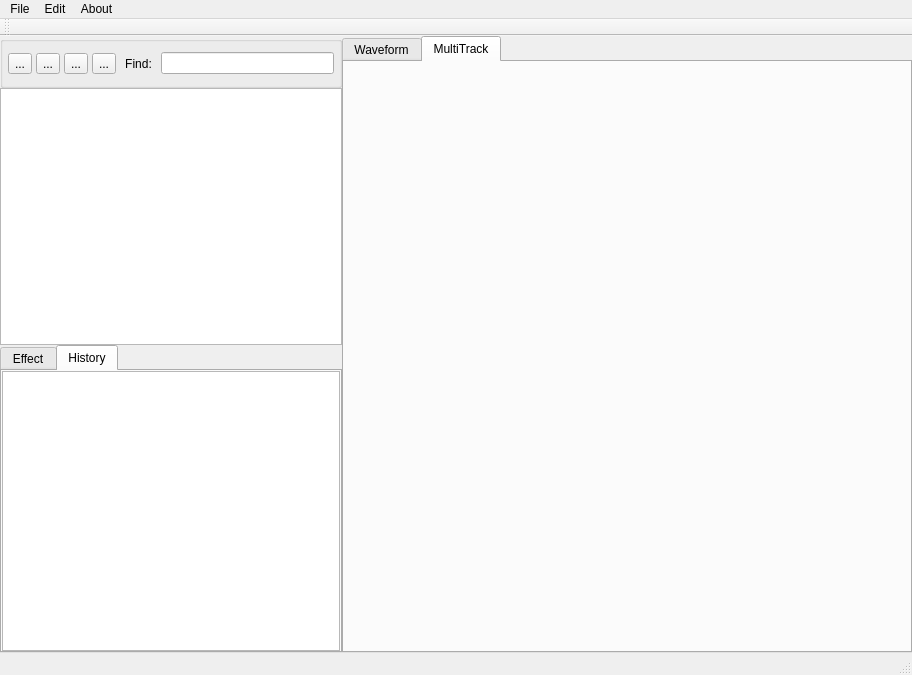
This is mainwindowForm.ui in TravisCao/MusicMonster as Qt 5 draws it before an edit. The edited form follows.
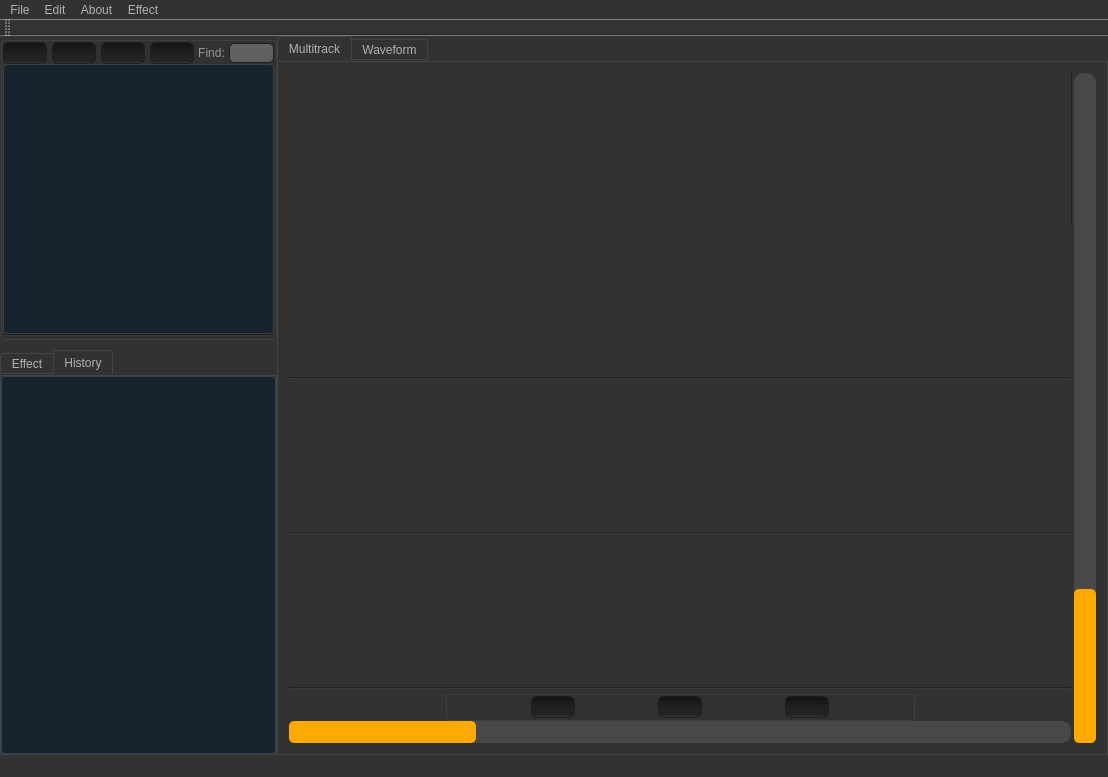
This is the edited form. The open tabs and pages were chosen to show the change. Icons and pictures are not drawn.

```diff
--- a/mainwindowForm.ui
+++ b/mainwindowForm.ui
@@ -6,18 +6,557 @@
    <rect>
     <x>0</x>
     <y>0</y>
-    <width>912</width>
-    <height>675</height>
+    <width>1108</width>
+    <height>777</height>
    </rect>
   </property>
   <property name="windowTitle">
-   <string>MainWindow</string>
+   <string>MusicMonster</string>
+  </property>
+  <property name="whatsThis">
+   <string>&lt;html&gt;&lt;head/&gt;&lt;body&gt;&lt;p&gt;This MusicMonster&lt;/p&gt;&lt;p&gt;&lt;br/&gt;&lt;/p&gt;&lt;/body&gt;&lt;/html&gt;</string>
+  </property>
+  <property name="styleSheet">
+   <string notr="true">QToolTip
+{
+     border: 1px solid black;
+     background-color: #ffa02f;
+     padding: 1px;
+     border-radius: 3px;
+     opacity: 100;
+}
+
+QWidget
+{
+    color: #b1b1b1;
+    background-color: #323232;
+}
+
+QWidget:item:hover
+{
+    background-color: QLinearGradient( x1: 0, y1: 0, x2: 0, y2: 1, stop: 0 #ffa02f, stop: 1 #ca0619);
+    color: #000000;
+}
+
+QWidget:item:selected
+{
+    background-color: QLinearGradient( x1: 0, y1: 0, x2: 0, y2: 1, stop: 0 #ffa02f, stop: 1 #d7801a);
+}
+
+QMenuBar::item
+{
+    background: transparent;
+}
+
+QMenuBar::item:selected
+{
+    background: transparent;
+    border: 1px solid #ffaa00;
+}
+
+QMenuBar::item:pressed
+{
+    background: #444;
+    border: 1px solid #000;
+    background-color: QLinearGradient(
+        x1:0, y1:0,
+        x2:0, y2:1,
+        stop:1 #212121,
+        stop:0.4 #343434/*,
+        stop:0.2 #343434,
+        stop:0.1 #ffaa00*/
+    );
+    margin-bottom:-1px;
+    padding-bottom:1px;
+}
+
+QMenu
+{
+    border: 1px solid #000;
+}
+
+QMenu::item
+{
+    padding: 2px 20px 2px 20px;
+}
+
+QMenu::item:selected
+{
+    color: #000000;
+}
+
+QWidget:disabled
+{
+    color: #404040;
+    background-color: #323232;
+}
+
+QAbstractItemView
+{
+    background-color: QLinearGradient( x1: 0, y1: 0, x2: 0, y2: 1, stop: 0 #4d4d4d, stop: 0.1 #646464, stop: 1 #5d5d5d);
+}
+
+QWidget:focus
+{
+    /*border: 2px solid QLinearGradient( x1: 0, y1: 0, x2: 0, y2: 1, stop: 0 #ffa02f, stop: 1 #d7801a);*/
+}
+
+QLineEdit
+{
+    background-color: QLinearGradient( x1: 0, y1: 0, x2: 0, y2: 1, stop: 0 #4d4d4d, stop: 0 #646464, stop: 1 #5d5d5d);
+    padding: 1px;
+    border-style: solid;
+    border: 1px solid #1e1e1e;
+    border-radius: 5;
+}
+
+QPushButton
+{
+    color: #b1b1b1;
+    background-color: QLinearGradient( x1: 0, y1: 0, x2: 0, y2: 1, stop: 0 #161616, stop: 0.1 #151515, stop: 0.5 #212121, stop: 0.9 rgb(35,35,35), stop: 1 #464646);
+    border-width: 1px;
+    border-color: #1e1e1e;
+    border-style: solid;
+    border-radius: 6;
+    padding: 3px;
+    font-size: 12px;
+    padding-left: 5px;
+    padding-right: 5px;
+}
+
+QPushButton:pressed
+{
+    background-color: QLinearGradient( x1: 0, y1: 0, x2: 0, y2: 1, stop: 0 #2d2d2d, stop: 0.1 #2b2b2b, stop: 0.5 #292929, stop: 0.9 #282828, stop: 1 #252525);
+}
+
+QComboBox
+{
+    selection-background-color: #ffaa00;
+    background-color: QLinearGradient( x1: 0, y1: 0, x2: 0, y2: 1, stop: 0 #565656, stop: 0.1 #525252, stop: 0.5 #4e4e4e, stop: 0.9 #4a4a4a, stop: 1 #464646);
+    border-style: solid;
+    border: 1px solid #1e1e1e;
+    border-radius: 5;
+}
+
+QComboBox:hover,QPushButton:hover
+{
+    border: 2px solid QLinearGradient( x1: 0, y1: 0, x2: 0, y2: 1, stop: 0 #ffa02f, stop: 1 #d7801a);
+}
+
+
+QComboBox:on
+{
+    padding-top: 3px;
+    padding-left: 4px;
+    background-color: QLinearGradient( x1: 0, y1: 0, x2: 0, y2: 1, stop: 0 #2d2d2d, stop: 0.1 #2b2b2b, stop: 0.5 #292929, stop: 0.9 #282828, stop: 1 #252525);
+    selection-background-color: #ffaa00;
+}
+
+QComboBox QAbstractItemView
+{
+    border: 2px solid darkgray;
+    selection-background-color: QLinearGradient( x1: 0, y1: 0, x2: 0, y2: 1, stop: 0 #ffa02f, stop: 1 #d7801a);
+}
+
+QComboBox::drop-down
+{
+     subcontrol-origin: padding;
+     subcontrol-position: top right;
+     width: 15px;
+
+     border-left-width: 0px;
+     border-left-color: darkgray;
+     border-left-style: solid; /* just a single line */
+     border-top-right-radius: 3px; /* same radius as the QComboBox */
+     border-bottom-right-radius: 3px;
+ }
+
+QComboBox::down-arrow
+{
+     image: url(:/down_arrow.png);
+}
+
+QGroupBox:focus
+{
+border: 2px solid QLinearGradient( x1: 0, y1: 0, x2: 0, y2: 1, stop: 0 #ffa02f, stop: 1 #d7801a);
+}
+
+QTextEdit:focus
+{
+    border: 2ox solid QLinearGradient( x1: 0, y1: 0, x2: 0, y2: 1, stop: 0 #ffa02f, stop: 1 #d7801a);
+}
+
+QScrollBar:horizontal {
+     border: 1px solid #222222;
+     background: QLinearGradient( x1: 0, y1: 0, x2: 0, y2: 1, stop: 0.0 #121212, stop: 0.2 #282828, stop: 1 #484848);
+     height: 7px;
+     margin: 0px 16px 0 16px;
+}
+
+QScrollBar::handle:horizontal
+{
+      background: QLinearGradient( x1: 0, y1: 0, x2: 1, y2: 0, stop: 0 #ffa02f, stop: 0.5 #d7801a, stop: 1 #ffa02f);
+      min-height: 20px;
+      border-radius: 2px;
+}
+
+QScrollBar::add-line:horizontal {
+      border: 1px solid #1b1b19;
+      border-radius: 2px;
+      background: QLinearGradient( x1: 0, y1: 0, x2: 1, y2: 0, stop: 0 #ffa02f, stop: 1 #d7801a);
+      width: 14px;
+      subcontrol-position: right;
+      subcontrol-origin: margin;
+}
+
+QScrollBar::sub-line:horizontal {
+      border: 1px solid #1b1b19;
+      border-radius: 2px;
+      background: QLinearGradient( x1: 0, y1: 0, x2: 1, y2: 0, stop: 0 #ffa02f, stop: 1 #d7801a);
+      width: 14px;
+     subcontrol-position: left;
+     subcontrol-origin: margin;
+}
+
+QScrollBar::right-arrow:horizontal, QScrollBar::left-arrow:horizontal
+{
+      border: 1px solid black;
+      width: 1px;
+      height: 1px;
+      background: white;
+}
+
+QScrollBar::add-page:horizontal, QScrollBar::sub-page:horizontal
+{
+      background: none;
+}
+
+QScrollBar:vertical
+{
+      background: QLinearGradient( x1: 0, y1: 0, x2: 1, y2: 0, stop: 0.0 #121212, stop: 0.2 #282828, stop: 1 #484848);
+      width: 7px;
+      margin: 16px 0 16px 0;
+      border: 1px solid #222222;
+}
+
+QScrollBar::handle:vertical
+{
+      background: QLinearGradient( x1: 0, y1: 0, x2: 0, y2: 1, stop: 0 #ffa02f, stop: 0.5 #d7801a, stop: 1 #ffa02f);
+      min-height: 20px;
+      border-radius: 2px;
+}
+
+QScrollBar::add-line:vertical
+{
+      border: 1px solid #1b1b19;
+      border-radius: 2px;
+      background: QLinearGradient( x1: 0, y1: 0, x2: 0, y2: 1, stop: 0 #ffa02f, stop: 1 #d7801a);
+      height: 14px;
+      subcontrol-position: bottom;
+      subcontrol-origin: margin;
+}
+
+QScrollBar::sub-line:vertical
+{
+      border: 1px solid #1b1b19;
+      border-radius: 2px;
+      background: QLinearGradient( x1: 0, y1: 0, x2: 0, y2: 1, stop: 0 #d7801a, stop: 1 #ffa02f);
+      height: 14px;
+      subcontrol-position: top;
+      subcontrol-origin: margin;
+}
+
+QScrollBar::up-arrow:vertical, QScrollBar::down-arrow:vertical
+{
+      border: 1px solid black;
+      width: 1px;
+      height: 1px;
+      background: white;
+}
+
+
+QScrollBar::add-page:vertical, QScrollBar::sub-page:vertical
+{
+      background: none;
+}
+
+QTextEdit
+{
+    background-color: #242424;
+}
+
+QPlainTextEdit
+{
+    background-color: #242424;
+}
+
+QHeaderView::section
+{
+    background-color: QLinearGradient(x1:0, y1:0, x2:0, y2:1, stop:0 #616161, stop: 0.5 #505050, stop: 0.6 #434343, stop:1 #656565);
+    color: white;
+    padding-left: 4px;
+    border: 1px solid #6c6c6c;
+}
+
+QCheckBox:disabled
+{
+color: #414141;
+}
+
+QDockWidget::title
+{
+    text-align: center;
+    spacing: 3px; /* spacing between items in the tool bar */
+    background-color: QLinearGradient(x1:0, y1:0, x2:0, y2:1, stop:0 #323232, stop: 0.5 #242424, stop:1 #323232);
+}
+
+QDockWidget::close-button, QDockWidget::float-button
+{
+    text-align: center;
+    spacing: 1px; /* spacing between items in the tool bar */
+    background-color: QLinearGradient(x1:0, y1:0, x2:0, y2:1, stop:0 #323232, stop: 0.5 #242424, stop:1 #323232);
+}
+
+QDockWidget::close-button:hover, QDockWidget::float-button:hover
+{
+    background: #242424;
+}
+
+QDockWidget::close-button:pressed, QDockWidget::float-button:pressed
+{
+    padding: 1px -1px -1px 1px;
+}
+
+QMainWindow::separator
+{
+    background-color: QLinearGradient(x1:0, y1:0, x2:0, y2:1, stop:0 rgb(35,35,35) , stop: 0.5 rgb(35,35,35), stop: 0.6 rgb(35,35,35), stop:1 rgb(35,35,35));
+    color: white;
+    padding-left: 4px;
+    border: 1px solid #4c4c4c;
+    spacing: 3px; /* spacing between items in the tool bar */
+}
+
+QMainWindow::separator:hover
+{
+
+    background-color: QLinearGradient(x1:0, y1:0, x2:0, y2:1, stop:0 rgb(35,35,35), stop:0.5 rgb(35,35,35) stop:1 rgb(35,35,35));
+    color: white;
+    padding-left: 4px;
+    border: 1px solid #6c6c6c;
+    spacing: 3px; /* spacing between items in the tool bar */
+}
+
+QToolBar::handle
+{
+     spacing: 3px; /* spacing between items in the tool bar */
+     background: url(:/images/handle.png);
+}
+
+QMenu::separator
+{
+    height: 2px;
+    background-color: QLinearGradient(x1:0, y1:0, x2:0, y2:1, stop:0 #161616, stop: 0.5 #151515, stop: 0.6 #212121, stop:1 #343434);
+    color: white;
+    padding-left: 4px;
+    margin-left: 10px;
+    margin-right: 5px;
+}
+
+QTabBar::tab {
+    color: #b1b1b1;
+    border: 1px solid #444;
+    border-bottom-style: none;
+    background-color: #323232;
+    padding-left: 10px;
+    padding-right: 10px;
+    padding-top: 3px;
+    padding-bottom: 2px;
+    margin-right: -1px;
+}
+
+QTabWidget::pane {
+    border: 1px solid #444;
+    top: 1px;
+}
+
+QTabBar::tab:last
+{
+    margin-right: 0; /* the last selected tab has nothing to overlap with on the right */
+    border-top-right-radius: 3px;
+}
+
+QTabBar::tab:first:!selected
+{
+ margin-left: 0px; /* the last selected tab has nothing to overlap with on the right */
+
+
+    border-top-left-radius: 3px;
+}
+
+QTabBar::tab:!selected
+{
+    color: #b1b1b1;
+    border-bottom-style: solid;
+    margin-top: 3px;
+    background-color: QLinearGradient(x1:0, y1:0, x2:0, y2:1, stop:1 #212121, stop:.4 #343434);
+}
+
+QTabBar::tab:selected
+{
+    border-top-left-radius: 3px;
+    border-top-right-radius: 3px;
+    margin-bottom: 0px;
+}
+
+QTabBar::tab:!selected:hover
+{
+    /*border-top: 2px solid #ffaa00;
+    padding-bottom: 3px;*/
+    border-top-left-radius: 3px;
+    border-top-right-radius: 3px;
+    background-color: QLinearGradient(x1:0, y1:0, x2:0, y2:1, stop:1 #212121, stop:0.4 #343434, stop:0.2 #343434, stop:0.1 #ffaa00);
+}
+
+QRadioButton::indicator:checked, QRadioButton::indicator:unchecked{
+    color: #b1b1b1;
+    background-color: #323232;
+    border: 1px solid #b1b1b1;
+    border-radius: 6px;
+}
+
+QRadioButton::indicator:checked
+{
+    background-color: qradialgradient(
+        cx: 0.5, cy: 0.5,
+        fx: 0.5, fy: 0.5,
+        radius: 1.0,
+        stop: 0.25 #ffaa00,
+        stop: 0.3 #323232
+    );
+}
+
+QCheckBox::indicator{
+    color: #b1b1b1;
+    background-color: #323232;
+    border: 1px solid #b1b1b1;
+    width: 9px;
+    height: 9px;
+}
+
+QRadioButton::indicator
+{
+    border-radius: 6px;
+}
+
+QRadioButton::indicator:hover, QCheckBox::indicator:hover
+{
+    border: 1px solid #ffaa00;
+}
+
+QCheckBox::indicator:checked
+{
+    image:url(:/images/checkbox.png);
+}
+
+QCheckBox::indicator:disabled, QRadioButton::indicator:disabled
+{
+    border: 1px solid #444;
+}
+
+QLine
+{
+  color: rgb(158, 158, 158)
+}
+
+QProgressBar {
+  color: rgb(240, 240, 240);
+  border-width: 1px; 
+  border-radius: 10px;
+  border-color: rgb(58, 58, 58);
+  background-color:#484848;
+}
+QProgressBar::chunk {
+  background-color:#ffaa00;
+  border-radius: 5px;
+}
+
+QTreeView,
+QListView,
+QTableView,
+QColumnView {
+  background-color: #19232D;
+  border: 1px solid #32414B;
+  color: #F0F0F0;
+  gridline-color: #32414B;
+  border-radius: 4px;
+}
+
+QTreeView:disabled,
+QListView:disabled,
+QTableView:disabled,
+QColumnView:disabled {
+  background-color: #19232D;
+  color: #787878;
+}
+
+QTreeView:selected,
+QListView:selected,
+QTableView:selected,
+QColumnView:selected {
+  background: #1464A0;
+  color: #32414B;
+}
+
+QTreeView::hover,
+QListView::hover,
+QTableView::hover,
+QColumnView::hover {
+  background-color: #19232D;
+  border: 1px solid #148CD2;
+}
+
+QTreeView::item:pressed,
+QListView::item:pressed,
+QTableView::item:pressed,
+QColumnView::item:pressed {
+  background-color: #1464A0;
+}
+
+QTreeView::item:selected:hover,
+QListView::item:selected:hover,
+QTableView::item:selected:hover,
+QColumnView::item:selected:hover {
+  background: #1464A0;
+  color: #19232D;
+}
+
+QTreeView::item:selected:active,
+QListView::item:selected:active,
+QTableView::item:selected:active,
+QColumnView::item:selected:active {
+  background-color: #1464A0;
+}
+
+QTreeView::item:!selected:hover,
+QListView::item:!selected:hover,
+QTableView::item:!selected:hover,
+QColumnView::item:!selected:hover {
+  outline: 0;
+  color: #148CD2;
+  background-color: #32414B;
+}
+
+QTableCornerButton::section {
+  background-color: #19232D;
+  border: 1px transparent #32414B;
+  border-radius: 0px;
+}</string>
   </property>
   <property name="tabShape">
    <enum>QTabWidget::Rounded</enum>
   </property>
   <widget class="QWidget" name="centralWidget">
-   <layout class="QHBoxLayout" name="horizontalLayout_2" stretch="3,5">
+   <layout class="QHBoxLayout" name="horizontalLayout_2" stretch="1,3">
     <property name="spacing">
      <number>0</number>
     </property>
@@ -49,15 +588,18 @@
         <number>0</number>
        </property>
        <item>
-        <layout class="QVBoxLayout" name="verticalLayout_2" stretch="1,1">
+        <layout class="QVBoxLayout" name="verticalLayout_2" stretch="3,4">
          <property name="spacing">
-          <number>0</number>
+          <number>10</number>
          </property>
          <item>
           <widget class="QWidget" name="widget" native="true">
-           <layout class="QVBoxLayout" name="verticalLayout" stretch="1,5">
+           <property name="autoFillBackground">
+            <bool>false</bool>
+           </property>
+           <layout class="QVBoxLayout" name="verticalLayout">
             <property name="spacing">
-             <number>0</number>
+             <number>10</number>
             </property>
             <property name="leftMargin">
              <number>0</number>
@@ -82,10 +624,7 @@
               <property name="checkable">
                <bool>false</bool>
               </property>
-              <layout class="QHBoxLayout" name="horizontalLayout_6">
-               <property name="spacing">
-                <number>1</number>
-               </property>
+              <layout class="QVBoxLayout" name="verticalLayout_7">
                <property name="leftMargin">
                 <number>0</number>
                </property>
@@ -99,87 +638,150 @@
                 <number>0</number>
                </property>
                <item>
-                <layout class="QHBoxLayout" name="horizontalLayout_5" stretch="5,1,5">
-                 <property name="spacing">
-                  <number>5</number>
-                 </property>
-                 <property name="leftMargin">
-                  <number>5</number>
-                 </property>
-                 <property name="rightMargin">
-                  <number>5</number>
-                 </property>
+                <layout class="QVBoxLayout" name="verticalLayout_6">
                  <item>
-                  <layout class="QHBoxLayout" name="horizontalLayout">
+                  <layout class="QHBoxLayout" name="horizontalLayout_5" stretch="3,1,3">
                    <property name="spacing">
                     <number>4</number>
                    </property>
                    <item>
-                    <widget class="QToolButton" name="newButton">
-                     <property name="text">
-                      <string>...</string>
+                    <layout class="QHBoxLayout" name="horizontalLayout">
+                     <property name="spacing">
+                      <number>5</number>
                      </property>
-                    </widget>
+                     <item>
+                      <widget class="QPushButton" name="pushButton">
+                       <property name="sizePolicy">
+                        <sizepolicy hsizetype="MinimumExpanding" vsizetype="Fixed">
+                         <horstretch>0</horstretch>
+                         <verstretch>0</verstretch>
+                        </sizepolicy>
+                       </property>
+                       <property name="text">
+                        <string/>
+                       </property>
+                       <property name="icon">
+                        <iconset resource="images.qrc">
+                         <normaloff>:/icon/openFile.jpg</normaloff>:/icon/openFile.jpg</iconset>
+                       </property>
+                      </widget>
+                     </item>
+                     <item>
+                      <widget class="QPushButton" name="pushButton_2">
+                       <property name="sizePolicy">
+                        <sizepolicy hsizetype="Fixed" vsizetype="Fixed">
+                         <horstretch>1</horstretch>
+                         <verstretch>0</verstretch>
+                        </sizepolicy>
+                       </property>
+                       <property name="styleSheet">
+                        <string notr="true"/>
+                       </property>
+                       <property name="text">
+                        <string notr="true"/>
+                       </property>
+                       <property name="icon">
+                        <iconset resource="images.qrc">
+                         <normaloff>:/icon/newFile.jpg</normaloff>:/icon/newFile.jpg</iconset>
+                       </property>
+                      </widget>
+                     </item>
+                     <item>
+                      <widget class="QPushButton" name="pushButton_3">
+                       <property name="text">
+                        <string/>
+                       </property>
+                       <property name="icon">
+                        <iconset resource="images.qrc">
+                         <normaloff>:/icon/importFile.jpg</normaloff>:/icon/importFile.jpg</iconset>
+                       </property>
+                      </widget>
+                     </item>
+                     <item>
+                      <widget class="QPushButton" name="pushButton_4">
+                       <property name="text">
+                        <string/>
+                       </property>
+                       <property name="icon">
+                        <iconset resource="images.qrc">
+                         <normaloff>:/icon/delete.jpg</normaloff>:/icon/delete.jpg</iconset>
+                       </property>
+                       <property name="iconSize">
+                        <size>
+                         <width>16</width>
+                         <height>16</height>
+                        </size>
+                       </property>
+                       <property name="default">
+                        <bool>false</bool>
+                       </property>
+                      </widget>
+                     </item>
+                    </layout>
                    </item>
                    <item>
-                    <widget class="QToolButton" name="openButton">
-                     <property name="text">
-                      <string>...</string>
+                    <widget class="QLabel" name="label">
+                     <property name="styleSheet">
+                      <string notr="true">QLabel#label
+{
+color: rgb(150,150,150)
+}</string>
                      </property>
-                    </widget>
-                   </item>
-                   <item>
-                    <widget class="QToolButton" name="importButton">
                      <property name="text">
-                      <string>...</string>
+                      <string>Find:</string>
                      </property>
+                     <property name="alignment">
+                      <set>Qt::AlignCenter</set>
+                     </property>
                     </widget>
                    </item>
                    <item>
-                    <widget class="QToolButton" name="closeButton">
-                     <property name="text">
-                      <string>...</string>
+                    <widget class="QLineEdit" name="lineEdit">
+                     <property name="placeholderText">
+                      <string/>
+                     </property>
+                     <property name="clearButtonEnabled">
+                      <bool>false</bool>
                      </property>
                     </widget>
                    </item>
                   </layout>
                  </item>
                  <item>
-                  <widget class="QLabel" name="label">
-                   <property name="text">
-                    <string>Find:</string>
-                   </property>
-                   <property name="alignment">
-                    <set>Qt::AlignCenter</set>
-                   </property>
-                  </widget>
-                 </item>
-                 <item>
-                  <widget class="QLineEdit" name="lineEdit">
-                   <property name="placeholderText">
-                    <string/>
-                   </property>
-                   <property name="clearButtonEnabled">
-                    <bool>false</bool>
-                   </property>
-                  </widget>
+                  <widget class="QTableView" name="tableView"/>
                  </item>
                 </layout>
                </item>
+               <item>
+                <widget class="Line" name="line_6">
+                 <property name="orientation">
+                  <enum>Qt::Horizontal</enum>
+                 </property>
+                </widget>
+               </item>
               </layout>
              </widget>
             </item>
-            <item>
-             <widget class="QTableView" name="tableView"/>
-            </item>
            </layout>
           </widget>
          </item>
          <item>
           <widget class="QTabWidget" name="subTabWidget">
+           <property name="tabShape">
+            <enum>QTabWidget::Rounded</enum>
+           </property>
            <property name="currentIndex">
             <number>1</number>
            </property>
+           <property name="documentMode">
+            <bool>false</bool>
+           </property>
+           <property name="tabsClosable">
+            <bool>false</bool>
+           </property>
+           <property name="tabBarAutoHide">
+            <bool>true</bool>
+           </property>
            <widget class="QWidget" name="effectTab">
             <attribute name="title">
              <string>Effect</string>
@@ -236,15 +838,435 @@
       <property name="currentIndex">
        <number>1</number>
       </property>
-      <widget class="QWidget" name="waveformTab">
+      <widget class="QWidget" name="multiTab">
+       <attribute name="title">
+        <string>Multitrack</string>
+       </attribute>
+       <layout class="QGridLayout" name="gridLayout_2" rowstretch="2,2,2,2,2,2,0,0,0">
+        <item row="0" column="2" rowspan="9">
+         <layout class="QHBoxLayout" name="horizontalLayout_8">
+          <item>
+           <widget class="QProgressBar" name="progressBar_3">
+            <property name="value">
+             <number>23</number>
+            </property>
+            <property name="alignment">
+             <set>Qt::AlignRight|Qt::AlignTrailing|Qt::AlignVCenter</set>
+            </property>
+            <property name="textVisible">
+             <bool>false</bool>
+            </property>
+            <property name="orientation">
+             <enum>Qt::Vertical</enum>
+            </property>
+            <property name="invertedAppearance">
+             <bool>false</bool>
+            </property>
+            <property name="textDirection">
+             <enum>QProgressBar::BottomToTop</enum>
+            </property>
+           </widget>
+          </item>
+         </layout>
+        </item>
+        <item row="7" column="0">
+         <layout class="QHBoxLayout" name="horizontalLayout_10" stretch="1,3,1">
+          <item>
+           <spacer name="horizontalSpacer_5">
+            <property name="orientation">
+             <enum>Qt::Horizontal</enum>
+            </property>
+            <property name="sizeHint" stdset="0">
+             <size>
+              <width>40</width>
+              <height>20</height>
+             </size>
+            </property>
+           </spacer>
+          </item>
+          <item>
+           <widget class="QGroupBox" name="groupBox_3">
+            <property name="title">
+             <string/>
+            </property>
+            <layout class="QHBoxLayout" name="horizontalLayout_9">
+             <property name="leftMargin">
+              <number>0</number>
+             </property>
+             <property name="topMargin">
+              <number>0</number>
+             </property>
+             <property name="rightMargin">
+              <number>0</number>
+             </property>
+             <property name="bottomMargin">
+              <number>0</number>
+             </property>
+             <item>
+              <spacer name="horizontalSpacer_9">
+               <property name="orientation">
+                <enum>Qt::Horizontal</enum>
+               </property>
+               <property name="sizeHint" stdset="0">
+                <size>
+                 <width>40</width>
+                 <height>20</height>
+                </size>
+               </property>
+              </spacer>
+             </item>
+             <item>
+              <widget class="QPushButton" name="stopButtonWaveForm">
+               <property name="text">
+                <string/>
+               </property>
+               <property name="icon">
+                <iconset resource="images.qrc">
+                 <normaloff>:/icon/stop.jpg</normaloff>:/icon/stop.jpg</iconset>
+               </property>
+              </widget>
+             </item>
+             <item>
+              <spacer name="horizontalSpacer_7">
+               <property name="orientation">
+                <enum>Qt::Horizontal</enum>
+               </property>
+               <property name="sizeHint" stdset="0">
+                <size>
+                 <width>40</width>
+                 <height>20</height>
+                </size>
+               </property>
+              </spacer>
+             </item>
+             <item>
+              <widget class="QPushButton" name="playButtonWaveForm">
+               <property name="text">
+                <string/>
+               </property>
+               <property name="icon">
+                <iconset resource="images.qrc">
+                 <normaloff>:/icon/play.jpg</normaloff>:/icon/play.jpg</iconset>
+               </property>
+              </widget>
+             </item>
+             <item>
+              <spacer name="horizontalSpacer_8">
+               <property name="orientation">
+                <enum>Qt::Horizontal</enum>
+               </property>
+               <property name="sizeHint" stdset="0">
+                <size>
+                 <width>40</width>
+                 <height>20</height>
+                </size>
+               </property>
+              </spacer>
+             </item>
+             <item>
+              <widget class="QPushButton" name="pauseButtonWaveForm">
+               <property name="text">
+                <string/>
+               </property>
+               <property name="icon">
+                <iconset resource="images.qrc">
+                 <normaloff>:/icon/pause.jpg</normaloff>:/icon/pause.jpg</iconset>
+               </property>
+              </widget>
+             </item>
+             <item>
+              <spacer name="horizontalSpacer_10">
+               <property name="orientation">
+                <enum>Qt::Horizontal</enum>
+               </property>
+               <property name="sizeHint" stdset="0">
+                <size>
+                 <width>40</width>
+                 <height>20</height>
+                </size>
+               </property>
+              </spacer>
+             </item>
+            </layout>
+           </widget>
+          </item>
+          <item>
+           <spacer name="horizontalSpacer_6">
+            <property name="orientation">
+             <enum>Qt::Horizontal</enum>
+            </property>
+            <property name="sizeHint" stdset="0">
+             <size>
+              <width>40</width>
+              <height>20</height>
+             </size>
+            </property>
+           </spacer>
+          </item>
+         </layout>
+        </item>
+        <item row="1" column="0">
+         <widget class="QWidget" name="widget_9" native="true"/>
+        </item>
+        <item row="2" column="0">
+         <widget class="Line" name="line">
+          <property name="orientation">
+           <enum>Qt::Horizontal</enum>
+          </property>
+         </widget>
+        </item>
+        <item row="0" column="0">
+         <widget class="QWidget" name="widget_3" native="true"/>
+        </item>
+        <item row="8" column="0">
+         <widget class="QProgressBar" name="progressBar_4">
+          <property name="value">
+           <number>24</number>
+          </property>
+          <property name="textVisible">
+           <bool>false</bool>
+          </property>
+         </widget>
+        </item>
+        <item row="0" column="1">
+         <widget class="Line" name="line_4">
+          <property name="orientation">
+           <enum>Qt::Vertical</enum>
+          </property>
+         </widget>
+        </item>
+        <item row="4" column="0">
+         <widget class="Line" name="line_2">
+          <property name="orientation">
+           <enum>Qt::Horizontal</enum>
+          </property>
+         </widget>
+        </item>
+        <item row="6" column="0">
+         <widget class="Line" name="line_3">
+          <property name="orientation">
+           <enum>Qt::Horizontal</enum>
+          </property>
+         </widget>
+        </item>
+        <item row="5" column="0">
+         <widget class="QWidget" name="widget_7" native="true"/>
+        </item>
+        <item row="3" column="0">
+         <widget class="QWidget" name="widget_8" native="true"/>
+        </item>
+       </layout>
+      </widget>
+      <widget class="QWidget" name="waveFormTab">
        <attribute name="title">
         <string>Waveform</string>
        </attribute>
-      </widget>
-      <widget class="QWidget" name="multitrackTab">
-       <attribute name="title">
-        <string>MultiTrack</string>
-       </attribute>
+       <layout class="QGridLayout" name="gridLayout" rowstretch="2,0,0,0,0,0">
+        <property name="leftMargin">
+         <number>20</number>
+        </property>
+        <property name="topMargin">
+         <number>12</number>
+        </property>
+        <property name="rightMargin">
+         <number>20</number>
+        </property>
+        <property name="bottomMargin">
+         <number>20</number>
+        </property>
+        <item row="1" column="0">
+         <widget class="QWidget" name="widget_5" native="true"/>
+        </item>
+        <item row="4" column="0">
+         <layout class="QHBoxLayout" name="horizontalLayout_7" stretch="1,3,1">
+          <item>
+           <spacer name="horizontalSpacer_2">
+            <property name="orientation">
+             <enum>Qt::Horizontal</enum>
+            </property>
+            <property name="sizeHint" stdset="0">
+             <size>
+              <width>40</width>
+              <height>20</height>
+             </size>
+            </property>
+           </spacer>
+          </item>
+          <item>
+           <widget class="QGroupBox" name="groupBox_4">
+            <property name="title">
+             <string/>
+            </property>
+            <layout class="QHBoxLayout" name="horizontalLayout_12">
+             <property name="leftMargin">
+              <number>0</number>
+             </property>
+             <property name="topMargin">
+              <number>0</number>
+             </property>
+             <property name="rightMargin">
+              <number>0</number>
+             </property>
+             <property name="bottomMargin">
+              <number>0</number>
+             </property>
+             <item>
+              <spacer name="horizontalSpacer_12">
+               <property name="orientation">
+                <enum>Qt::Horizontal</enum>
+               </property>
+               <property name="sizeHint" stdset="0">
+                <size>
+                 <width>40</width>
+                 <height>20</height>
+                </size>
+               </property>
+              </spacer>
+             </item>
+             <item>
+              <widget class="QPushButton" name="stopButtonMulti">
+               <property name="text">
+                <string/>
+               </property>
+               <property name="icon">
+                <iconset resource="images.qrc">
+                 <normaloff>:/icon/stop.jpg</normaloff>:/icon/stop.jpg</iconset>
+               </property>
+              </widget>
+             </item>
+             <item>
+              <spacer name="horizontalSpacer_13">
+               <property name="orientation">
+                <enum>Qt::Horizontal</enum>
+               </property>
+               <property name="sizeHint" stdset="0">
+                <size>
+                 <width>40</width>
+                 <height>20</height>
+                </size>
+               </property>
+              </spacer>
+             </item>
+             <item>
+              <widget class="QPushButton" name="playButtonMulti">
+               <property name="text">
+                <string/>
+               </property>
+               <property name="icon">
+                <iconset resource="images.qrc">
+                 <normaloff>:/icon/play.jpg</normaloff>:/icon/play.jpg</iconset>
+               </property>
+              </widget>
+             </item>
+             <item>
+              <spacer name="horizontalSpacer_14">
+               <property name="orientation">
+                <enum>Qt::Horizontal</enum>
+               </property>
+               <property name="sizeHint" stdset="0">
+                <size>
+                 <width>40</width>
+                 <height>20</height>
+                </size>
+               </property>
+              </spacer>
+             </item>
+             <item>
+              <widget class="QPushButton" name="pauseButtonMulti">
+               <property name="text">
+                <string/>
+               </property>
+               <property name="icon">
+                <iconset resource="images.qrc">
+                 <normaloff>:/icon/pause.jpg</normaloff>:/icon/pause.jpg</iconset>
+               </property>
+              </widget>
+             </item>
+             <item>
+              <spacer name="horizontalSpacer_15">
+               <property name="orientation">
+                <enum>Qt::Horizontal</enum>
+               </property>
+               <property name="sizeHint" stdset="0">
+                <size>
+                 <width>40</width>
+                 <height>20</height>
+                </size>
+               </property>
+              </spacer>
+             </item>
+            </layout>
+           </widget>
+          </item>
+          <item>
+           <spacer name="horizontalSpacer_3">
+            <property name="orientation">
+             <enum>Qt::Horizontal</enum>
+            </property>
+            <property name="sizeHint" stdset="0">
+             <size>
+              <width>40</width>
+              <height>20</height>
+             </size>
+            </property>
+           </spacer>
+          </item>
+         </layout>
+        </item>
+        <item row="3" column="0">
+         <widget class="QWidget" name="widget_6" native="true"/>
+        </item>
+        <item row="0" column="1" rowspan="6">
+         <layout class="QHBoxLayout" name="horizontalLayout_6">
+          <item>
+           <spacer name="verticalSpacer">
+            <property name="orientation">
+             <enum>Qt::Vertical</enum>
+            </property>
+            <property name="sizeHint" stdset="0">
+             <size>
+              <width>20</width>
+              <height>40</height>
+             </size>
+            </property>
+           </spacer>
+          </item>
+          <item>
+           <widget class="QProgressBar" name="progressBar">
+            <property name="value">
+             <number>8</number>
+            </property>
+            <property name="textVisible">
+             <bool>false</bool>
+            </property>
+            <property name="orientation">
+             <enum>Qt::Vertical</enum>
+            </property>
+           </widget>
+          </item>
+         </layout>
+        </item>
+        <item row="5" column="0">
+         <widget class="QProgressBar" name="progressBar_2">
+          <property name="value">
+           <number>24</number>
+          </property>
+          <property name="textVisible">
+           <bool>false</bool>
+          </property>
+         </widget>
+        </item>
+        <item row="0" column="0">
+         <widget class="QWidget" name="widget_2" native="true"/>
+        </item>
+        <item row="2" column="0">
+         <widget class="Line" name="line_5">
+          <property name="orientation">
+           <enum>Qt::Horizontal</enum>
+          </property>
+         </widget>
+        </item>
+       </layout>
       </widget>
      </widget>
     </item>
@@ -255,7 +1277,7 @@
     <rect>
      <x>0</x>
      <y>0</y>
-     <width>912</width>
+     <width>1108</width>
      <height>22</height>
     </rect>
    </property>
@@ -304,9 +1326,17 @@
     </property>
     <addaction name="actionAbout_Music_Mosnter"/>
    </widget>
+   <widget class="QMenu" name="menuEffect">
+    <property name="title">
+     <string>Effect</string>
+    </property>
+    <addaction name="separator"/>
+    <addaction name="actionChangeFactor"/>
+   </widget>
    <addaction name="menuFile"/>
    <addaction name="menuEdit"/>
    <addaction name="menuAsbout"/>
+   <addaction name="menuEffect"/>
   </widget>
   <widget class="QToolBar" name="mainToolBar">
    <attribute name="toolBarArea">
```
Left out of the diff: 13 changed lines with no effect on the pictures.
